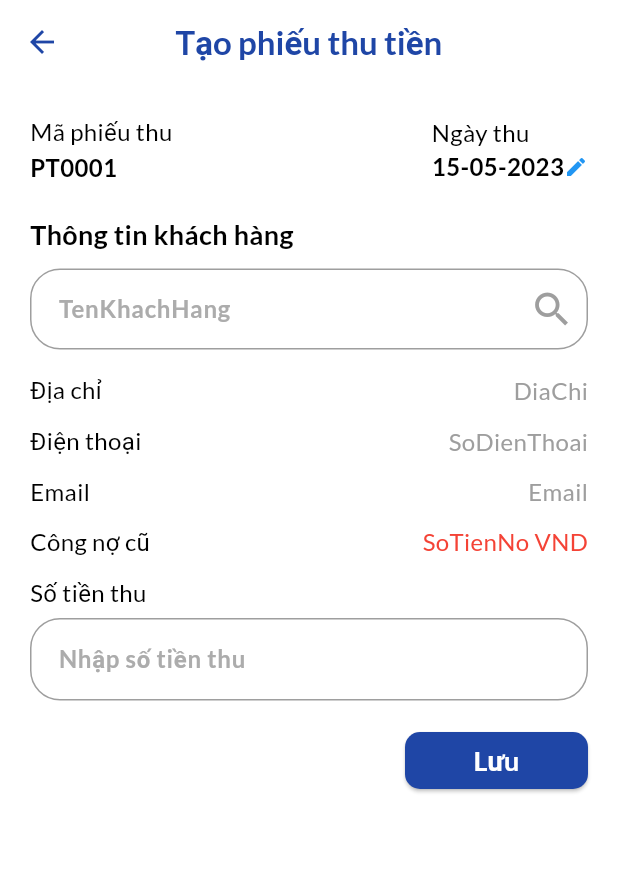
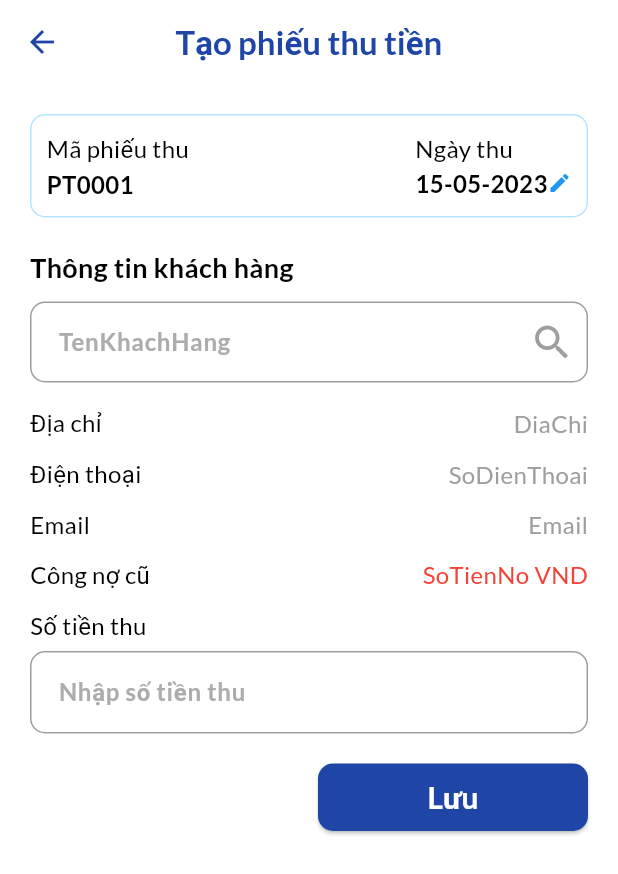
Before and after one commit to Mann202/Bookstore-Mobile-Application, a Flutter app: the CreateReceiptScreen screen opened directly, on a phone screen of 412 x 824 dp. Shown: the top 874 px of the screen. Run offline on Flutter 3.47's test engine with Material 3 defaults, Android fonts, the light colour scheme and no system bars; our stand-ins replace flutter_riverpod, freezed_annotation, go_router, google_fonts, riverpod_annotation, shared_preferences and 3 more; accounts and stored records are empty.

```diff
--- a/lib/core/router/app_router.dart
+++ b/lib/core/router/app_router.dart
@@ -6,6 +6,7 @@ import "package:shelfify/features/book/presentation/view/book_list.screen.dart";
 import "package:shelfify/features/book/presentation/view/create_receipt.screen.dart";
 import "package:shelfify/features/book/presentation/view/create_report.screen.dart";
 import "package:shelfify/features/book/presentation/view/find_book.screen.dart";
+import "package:shelfify/features/book/presentation/view/print_receipt.screen.dart";
 import "package:shelfify/features/settings/presentation/accounts_screen.dart";
 import "package:shelfify/features/settings/presentation/settings_screen.dart";
 import "package:shelfify/login_page.dart";
@@ -18,7 +19,7 @@ GoRouter goRouter(GoRouterRef ref) {
     routes: [
       GoRoute(
         path: "/",
-        builder: (context, state) => const CreateReport(),
+        builder: (context, state) => const CreateReceiptScreen(),
       )
     ],
     errorBuilder: (context, state) => const NotFoundScreen(),
--- a/lib/features/book/presentation/view/create_receipt.screen.dart
+++ b/lib/features/book/presentation/view/create_receipt.screen.dart
@@ -29,7 +29,7 @@ class CreateReceiptScreen extends StatelessWidget {
           ),
         ),
       ),
-      body: SingleChildScrollView(
+      body: Padding(
         padding: const EdgeInsets.all(20.0),
         child: Column(
           crossAxisAlignment: CrossAxisAlignment.start,
@@ -37,8 +37,22 @@ class CreateReceiptScreen extends StatelessWidget {
             Row(
               mainAxisAlignment: MainAxisAlignment.spaceBetween,
               children: [
-                buildInfoColumn('Mã phiếu thu', 'PT0001'),
-                buildInfoColumn('Ngày thu', '15-05-2023', true),
+                Expanded(
+                  child: Container(
+                    padding: EdgeInsets.all(10),
+                    decoration: BoxDecoration(
+                      border: Border.all(color: Colors.lightBlue.shade100),
+                      borderRadius: BorderRadius.circular(10),
+                    ),
+                    child: Row(
+                      mainAxisAlignment: MainAxisAlignment.spaceBetween,
+                      children: [
+                        buildInfoColumn('Mã phiếu thu', 'PT0001'),
+                        buildInfoColumn('Ngày thu', '15-05-2023', true),
+                      ],
+                    ),
+                  ),
+                )
               ],
             ),
             const SizedBox(height: 20),
@@ -62,11 +76,11 @@ class CreateReceiptScreen extends StatelessWidget {
                 contentPadding: EdgeInsets.all(15.0),
                 enabledBorder: OutlineInputBorder(
                   borderSide: BorderSide(color: Colors.grey, width: 1.0),
-                  borderRadius: BorderRadius.all(Radius.circular(20.0)),
+                  borderRadius: BorderRadius.all(Radius.circular(10.0)),
                 ),
                 focusedBorder: OutlineInputBorder(
                   borderSide: BorderSide(color: Colors.blue, width: 2.0),
-                  borderRadius: BorderRadius.all(Radius.circular(20.0)),
+                  borderRadius: BorderRadius.all(Radius.circular(10.0)),
                 ),
                 fillColor: Color.fromARGB(255, 255, 255, 255),
                 hintText: 'TenKhachHang',
@@ -95,11 +109,11 @@ class CreateReceiptScreen extends StatelessWidget {
                 contentPadding: EdgeInsets.all(15.0),
                 enabledBorder: OutlineInputBorder(
                   borderSide: BorderSide(color: Colors.grey, width: 1.0),
-                  borderRadius: BorderRadius.all(Radius.circular(20.0)),
+                  borderRadius: BorderRadius.all(Radius.circular(10.0)),
                 ),
                 focusedBorder: OutlineInputBorder(
                   borderSide: BorderSide(color: Colors.blue, width: 2.0),
-                  borderRadius: BorderRadius.all(Radius.circular(20.0)),
+                  borderRadius: BorderRadius.all(Radius.circular(10.0)),
                 ),
                 fillColor: Color.fromARGB(255, 255, 255, 255),
                 hintText: 'Nhập số tiền thu',
@@ -119,14 +133,14 @@ class CreateReceiptScreen extends StatelessWidget {
                     shape: RoundedRectangleBorder(
                       borderRadius: BorderRadius.circular(10.0),
                     ),
-                    fixedSize: const Size(122, 38),
+                    fixedSize: const Size(180, 45),
                     backgroundColor: const Color.fromRGBO(31, 70, 166, 1),
                   ),
                   child: const Text(
                     'Lưu',
                     style: TextStyle(
                       color: Colors.white,
-                      fontSize: 18,
+                      fontSize: 20.0,
                       fontWeight: FontWeight.w700,
                     ),
                   ),
```
Also changed, not shown: lib/features/book/presentation/view/create_report.screen.dart (+5 -5 lines), lib/features/book/presentation/view/print_receipt.screen.dart (added, +152 -0 lines).
